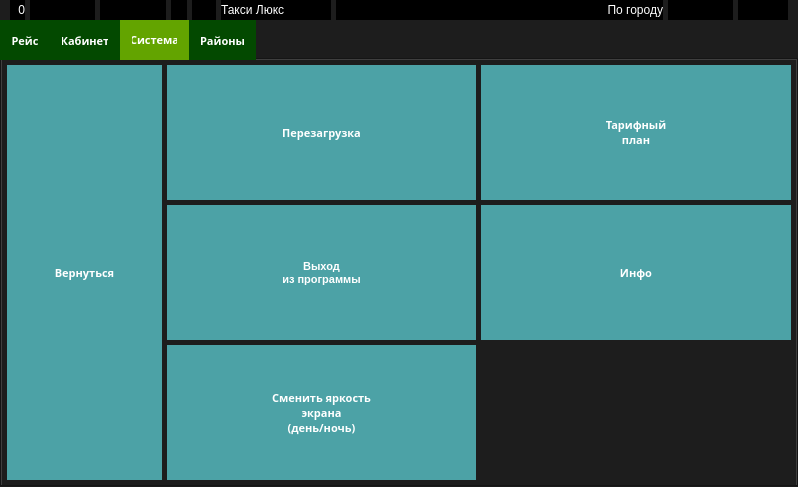
koolkhel/android-indigo-taxi, file indigotaxi.ui: the form before one commit.
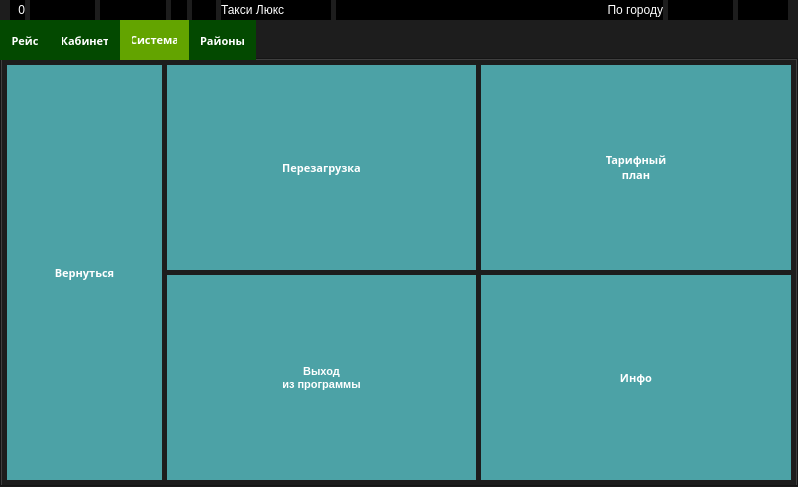
The form after the commit. The open tabs and pages were chosen to show the change. Icons and pictures are not drawn.

```diff
--- a/indigotaxi.ui
+++ b/indigotaxi.ui
@@ -2513,7 +2513,7 @@
                <number>0</number>
               </property>
               <widget class="QWidget" name="systemSettingsPage1">
-               <layout class="QGridLayout" name="gridLayout_3" rowstretch="1,1,1" columnstretch="1,2,2">
+               <layout class="QGridLayout" name="gridLayout_3" rowstretch="1,1,0" columnstretch="1,2,2">
                 <property name="leftMargin">
                  <number>5</number>
                 </property>
@@ -2592,22 +2592,7 @@
                   </property>
                  </widget>
                 </item>
-                <item row="2" column="1">
-                 <widget class="QPushButton" name="pushButton_12">
-                  <property name="sizePolicy">
-                   <sizepolicy hsizetype="Minimum" vsizetype="Expanding">
-                    <horstretch>0</horstretch>
-                    <verstretch>0</verstretch>
-                   </sizepolicy>
-                  </property>
-                  <property name="text">
-                   <string>Сменить яркость
-экрана
-(день/ночь)</string>
-                  </property>
-                 </widget>
-                </item>
-                <item row="0" column="0" rowspan="3">
+                <item row="0" column="0" rowspan="2">
                  <widget class="QPushButton" name="pushButton_2">
                   <property name="sizePolicy">
                    <sizepolicy hsizetype="Minimum" vsizetype="Expanding">
```
Left out of the diff: 21 changed lines with no effect on the pictures.
